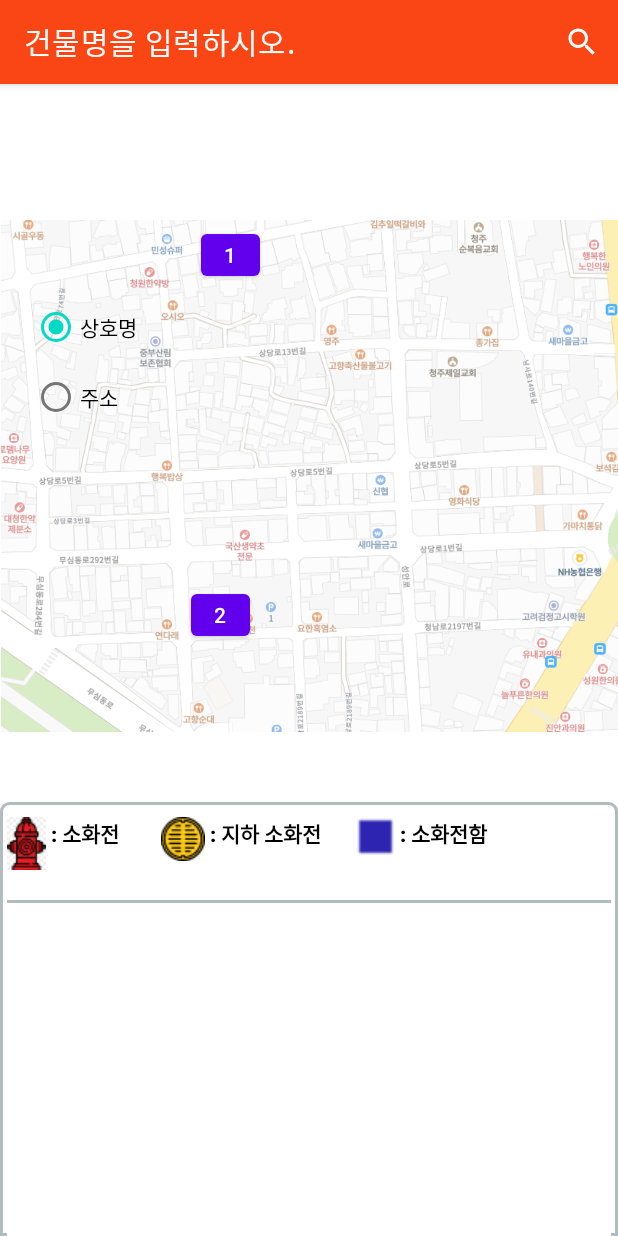
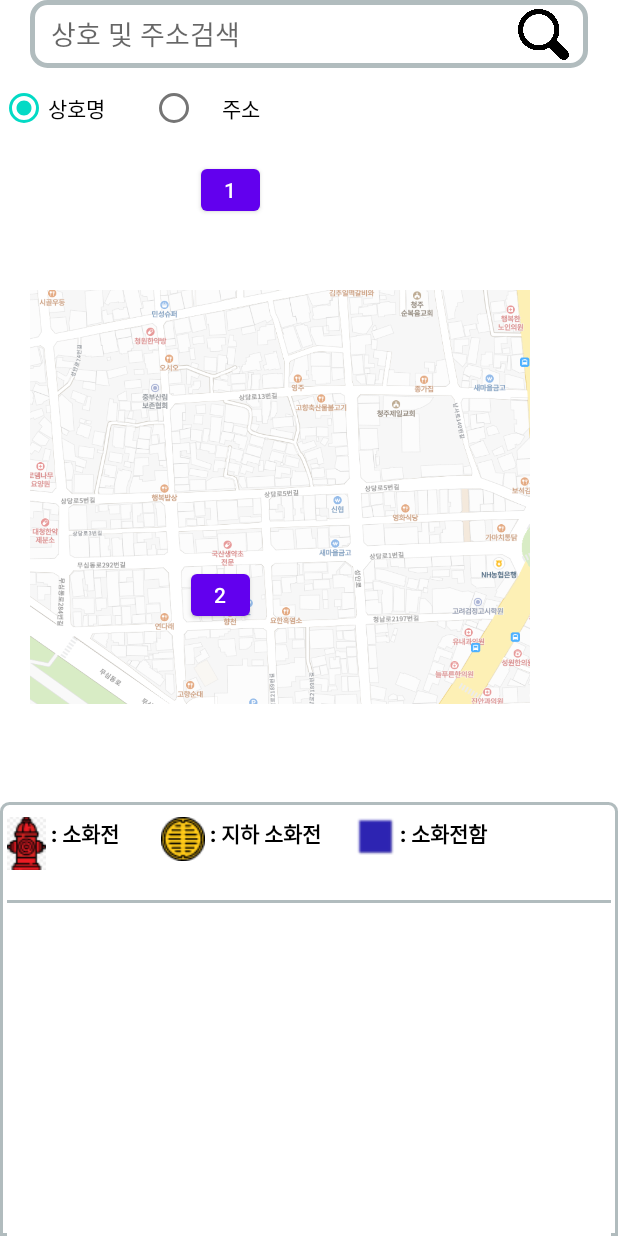
Before and after one commit to jsk41755/6st_Marketplace_operation_map, an Android app: the screen it shows after launch (MainActivity), on a phone screen of 412 x 824 dp. Run offline under Robolectric (Android 15) with nearby library versions, the phone set to English and light mode, and no system bars; our stand-ins replace CircleImageView, Firebase (no records; nobody signed in at launch, a user with empty details on screens opened directly).

Commit message:
Ver.0.6.1 (액션바 -> EditText로 대체, 키보드에 검색버튼으로 변경, 검색 버튼 눌러도 검색O)

```diff
--- a/app/src/main/java/com/example/testtest/MainActivity.java
+++ b/app/src/main/java/com/example/testtest/MainActivity.java
@@ -6,6 +6,7 @@ import android.graphics.drawable.ColorDrawable;
 import android.os.Build;
 import android.os.Bundle;
 import android.util.Log;
+import android.view.KeyEvent;
 import android.view.MenuInflater;
 import android.view.MenuItem;
 import android.view.MotionEvent;
@@ -22,6 +23,7 @@ import android.widget.RadioGroup;
 import android.widget.SearchView;
 
 import android.view.Menu;
+import android.widget.TextView;
 import android.widget.Toast;
 
 import androidx.annotation.NonNull;
@@ -43,6 +45,8 @@ import com.google.firebase.database.ValueEventListener;
 import java.util.ArrayList;
 import java.util.List;
 
+import static android.view.inputmethod.EditorInfo.IME_ACTION_SEARCH;
+
 public class MainActivity extends AppCompatActivity {
     public Button btn_Zone1;
     public Button btn_Zone2;
@@ -56,8 +60,8 @@ public class MainActivity extends AppCompatActivity {
     RecyclerView recview;
     CustomAdapter adapter;
 
-    public EditText mSearchField; //검색창
-    public ImageButton mSearchBtn; //검색버튼
+    private EditText mSearchField; //검색창
+    private ImageButton mSearchBtn; //검색버튼
 
     private RecyclerView.LayoutManager layoutManager;
     private ArrayList<User> arrayList;
@@ -78,13 +82,14 @@ public class MainActivity extends AppCompatActivity {
         setContentView(R.layout.activity_main);
         setTitle("건물명을 입력하시오.");
 
-
+        mSearchField = (EditText) findViewById(R.id.mSearchField);
+        mSearchBtn = (ImageButton) findViewById(R.id.mSearchBtn);
 
         actionBar = getSupportActionBar();
         actionBar.setBackgroundDrawable(new ColorDrawable(Color.parseColor("#FFFA4614")));      //액션바 색상
 
-        //ActionBar actionBar = getSupportActionBar();
-        // actionBar.hide();
+        ActionBar actionBar = getSupportActionBar();
+         actionBar.hide();
         str_result = getString(R.string.st_name);
 
         rg = findViewById(R.id.rg);
@@ -98,10 +103,10 @@ public class MainActivity extends AppCompatActivity {
             public void onCheckedChanged(RadioGroup group, int checkedId) {
 
                 if(checkedId == R.id.rb_stname){
-                    Toast.makeText(MainActivity.this,"남자 라디오 버튼",Toast.LENGTH_SHORT).show();
+                    Toast.makeText(MainActivity.this,"상호명",Toast.LENGTH_SHORT).show();
                     str_result = getString(R.string.st_name);
                 } else if(checkedId == R.id.rb_address){
-                    Toast.makeText(MainActivity.this,"여자 라디오 버튼",Toast.LENGTH_SHORT).show();
+                    Toast.makeText(MainActivity.this,"주소값",Toast.LENGTH_SHORT).show();
                     str_result = getString(R.string.address);
                 }
             }
@@ -123,6 +128,33 @@ public class MainActivity extends AppCompatActivity {
 
         adapter = new CustomAdapter(options);
         recview.setAdapter(adapter);
+
+        mSearchField.setOnEditorActionListener(new TextView.OnEditorActionListener() {
+            @Override
+            public boolean onEditorAction(TextView v, int actionId, KeyEvent event)
+            {
+                switch (actionId)
+                {
+                    case IME_ACTION_SEARCH :
+                        String searchText = mSearchField.getText().toString();
+
+                        processsearch(searchText);
+                        break;
+                }
+                return true;
+            }
+        });
+
+        mSearchBtn.setOnClickListener(new View.OnClickListener() {
+            @Override
+            public void onClick(View view) {
+
+                String searchText = mSearchField.getText().toString();
+
+                processsearch(searchText);
+
+            }
+        });
 
         //    helper = new ItemTouchHelper(new ItemTouchHelperCallback(adapter));
         //    helper.attachToRecyclerView(recview);                                                    //recyclerview에  itemtouchhelper 붙임 스와이프
@@ -241,6 +273,7 @@ public class MainActivity extends AppCompatActivity {
     }
 
 
+
     public void Zone1() {
         Intent intent = new Intent(this, Zone1.class);
         startActivity(intent);
--- a/app/src/main/res/drawable/relative_border.xml
+++ b/app/src/main/res/drawable/relative_border.xml
@@ -1,11 +1,14 @@
 <?xml version="1.0" encoding="utf-8"?>
 <shape xmlns:android="http://schemas.android.com/apk/res/android">
     <solid android:color="#FFFFFF"/>
-    <stroke android:width="2dp" android:color="#B1BCBE" />
-
+    <stroke android:width="3dp" android:color="#B1BCBE" />
+    <corners android:topLeftRadius="10dp"
+        android:topRightRadius="10dp"
+        android:bottomLeftRadius="10dp"
+        android:bottomRightRadius="10dp"/>
     <padding
         android:left="5dp"
-        android:top="2dp"
-        android:right="5dp"
-        android:bottom="2dp" />
+        android:top="0dp"
+        android:right="0dp"
+        android:bottom="0dp" />
 </shape>
--- a/app/src/main/res/layout/activity_main.xml
+++ b/app/src/main/res/layout/activity_main.xml
@@ -6,6 +6,84 @@
     android:layout_width="match_parent"
     android:layout_height="match_parent"
     tools:context=".MainActivity">
+
+
+    <androidx.constraintlayout.widget.ConstraintLayout
+        android:layout_width="match_parent"
+        android:layout_height="wrap_content"
+
+        app:layout_constraintEnd_toEndOf="parent"
+        app:layout_constraintHorizontal_bias="1.0"
+        app:layout_constraintStart_toStartOf="parent"
+        app:layout_constraintTop_toTopOf="parent">
+
+        <EditText
+            android:id="@+id/mSearchField"
+            android:layout_width="match_parent"
+            android:layout_height="45dp"
+            android:layout_marginStart="20dp"
+            android:layout_marginEnd="20dp"
+            android:background="@drawable/relative_border"
+            android:ems="10"
+            android:imeOptions="actionSearch"
+            android:hint="  상호 및 주소검색"
+            android:inputType="textPersonName"
+            android:textColor="#000000"
+            app:layout_constraintEnd_toEndOf="parent"
+            app:layout_constraintStart_toStartOf="parent"
+            app:layout_constraintTop_toTopOf="parent"
+            tools:ignore="Autofill,TextFields" />
+
+        <ImageButton
+            android:id="@+id/mSearchBtn"
+            android:layout_width="43dp"
+            android:layout_height="34dp"
+            android:layout_marginEnd="28dp"
+            android:layout_marginRight="28dp"
+            android:layout_marginBottom="5dp"
+            android:background="#FFFFFF"
+            android:scaleType="centerInside"
+            app:layout_constraintBottom_toTopOf="@+id/relativeLayout"
+            app:layout_constraintEnd_toEndOf="parent"
+            app:layout_constraintTop_toTopOf="parent"
+            app:layout_constraintVertical_bias="1.0"
+            app:srcCompat="@drawable/search" />
+
+        <RelativeLayout
+            android:id="@+id/relativeLayout"
+            android:layout_width="match_parent"
+            android:layout_height="wrap_content"
+            app:layout_constraintEnd_toEndOf="parent"
+            app:layout_constraintStart_toStartOf="parent"
+            app:layout_constraintTop_toBottomOf="@+id/mSearchField">
+
+            <RadioGroup
+                android:id="@+id/rg"
+                android:layout_width="wrap_content"
+                android:layout_height="wrap_content"
+                android:orientation="horizontal"
+                app:layout_constraintEnd_toEndOf="parent"
+                app:layout_constraintStart_toStartOf="parent"
+                app:layout_constraintTop_toTopOf="parent">
+
+                <RadioButton
+                    android:id="@+id/rb_stname"
+                    android:layout_width="wrap_content"
+                    android:layout_height="wrap_content"
+                    android:text="상호명" />
+
+                <RadioButton
+                    android:id="@+id/rb_address"
+                    android:layout_width="100dp"
+                    android:layout_height="wrap_content"
+                    android:layout_marginLeft="30dp"
+                    android:padding="16dp"
+                    android:text="주소" />
+
+            </RadioGroup>
+
+
+        </RelativeLayout>
 
         <LinearLayout
             android:id="@+id/linearLayout"
@@ -52,13 +130,13 @@
                     android:layout_alignParentEnd="true"
                     android:layout_alignParentRight="true"
                     android:layout_alignParentBottom="true"
-                android:layout_toRightOf="@+id/textView3"
                     android:layout_marginStart="-170dp"
                     android:layout_marginLeft="0dp"
                     android:layout_marginTop="0dp"
                     android:layout_marginEnd="0dp"
                     android:layout_marginRight="0dp"
                     android:layout_marginBottom="30dp"
+                    android:layout_toRightOf="@+id/textView3"
                     android:drawableLeft="@drawable/blue_square"
                     android:fontFamily="sans-serif-black"
                     android:text=" : 소화전함"
@@ -101,14 +179,15 @@
 
         <ImageView
             android:id="@+id/imageView2"
-        android:layout_width="411dp"
-        android:layout_height="428dp"
+            android:layout_width="333dp"
+            android:layout_height="280dp"
             android:layout_marginTop="40dp"
             app:layout_constraintBottom_toTopOf="@+id/linearLayout"
             app:layout_constraintEnd_toEndOf="parent"
+            app:layout_constraintHorizontal_bias="0.256"
             app:layout_constraintStart_toStartOf="parent"
             app:layout_constraintTop_toTopOf="parent"
-        app:layout_constraintVertical_bias="0.703"
+            app:layout_constraintVertical_bias="0.704"
             app:srcCompat="@drawable/naver_map2" />
 
         <Button
@@ -135,37 +214,7 @@
             app:layout_constraintTop_toTopOf="parent"
             app:layout_constraintVertical_bias="0.761" />
 
-    <androidx.constraintlayout.widget.ConstraintLayout
-        android:layout_width="409dp"
-        android:layout_height="93dp"
-        android:layout_marginBottom="244dp"
-        app:layout_constraintBottom_toBottomOf="@+id/imageView2"
-        app:layout_constraintEnd_toEndOf="parent"
-        app:layout_constraintHorizontal_bias="1.0"
-        app:layout_constraintStart_toStartOf="parent">
 
-        <RadioGroup
-            android:id="@+id/rg"
-            android:layout_width="wrap_content"
-            android:layout_height="wrap_content"
-            android:layout_marginEnd="302dp"
-            android:layout_marginRight="302dp"
-            app:layout_constraintEnd_toEndOf="parent"
-            app:layout_constraintStart_toStartOf="parent"
-            app:layout_constraintTop_toTopOf="parent">
-
-            <RadioButton
-                android:id="@+id/rb_stname"
-                android:layout_width="match_parent"
-                android:layout_height="wrap_content"
-                android:text="상호명" />
-
-            <RadioButton
-                android:id="@+id/rb_address"
-                android:layout_width="match_parent"
-                android:layout_height="wrap_content"
-                android:text="주소" />
-        </RadioGroup>
     </androidx.constraintlayout.widget.ConstraintLayout>
 
 
```
Lines whose indentation alone changed are shown as unchanged.
